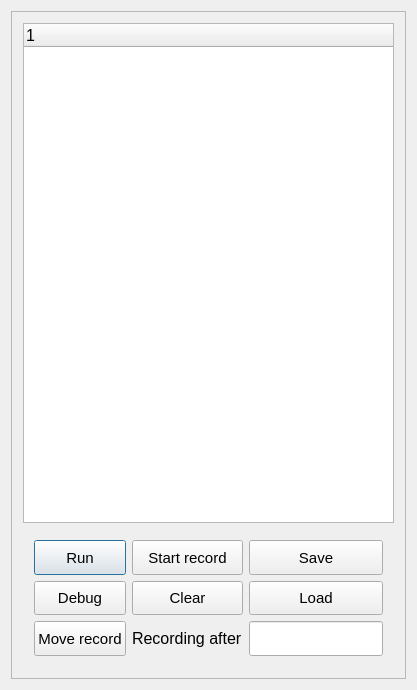
Before: the Qt Designer form curve/macrosdialog.ui in SoloMainDeveloper/TurbineQC, drawn with Qt 5.
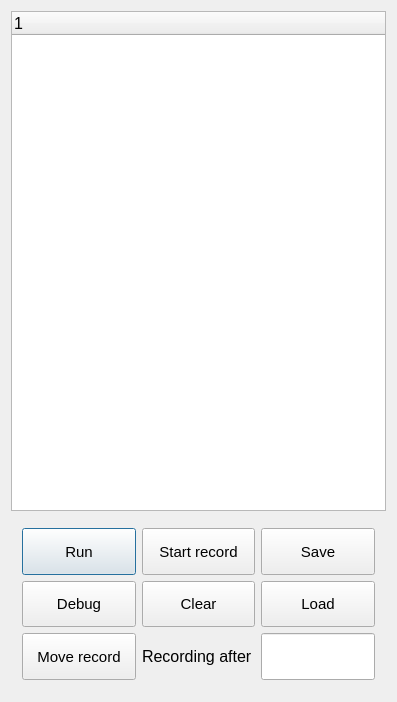
After: the same form once the commit is applied.

Patch:
```diff
--- a/curve/macrosdialog.ui
+++ b/curve/macrosdialog.ui
@@ -6,8 +6,8 @@
    <rect>
     <x>0</x>
     <y>0</y>
-    <width>417</width>
-    <height>690</height>
+    <width>397</width>
+    <height>702</height>
    </rect>
   </property>
   <property name="sizePolicy">
@@ -19,28 +19,8 @@
   <property name="windowTitle">
    <string>Macros</string>
   </property>
-  <layout class="QGridLayout" name="gridLayout_2">
-   <item row="0" column="0">
-    <widget class="QScrollArea" name="scrollArea">
-     <property name="widgetResizable">
-      <bool>true</bool>
-     </property>
-     <widget class="QWidget" name="scrollAreaWidgetContents">
-      <property name="geometry">
-       <rect>
-        <x>0</x>
-        <y>0</y>
-        <width>397</width>
-        <height>670</height>
-       </rect>
-      </property>
-      <property name="font">
-       <font>
-        <pointsize>6</pointsize>
-       </font>
-      </property>
-      <layout class="QGridLayout" name="gridLayout_3">
-       <item row="0" column="0">
+  <layout class="QVBoxLayout" name="verticalLayout">
+   <item>
         <widget class="QTreeWidget" name="operationList">
          <property name="minimumSize">
           <size>
@@ -63,18 +43,18 @@
          </column>
         </widget>
        </item>
-       <item row="1" column="0">
+   <item>
         <widget class="QStackedWidget" name="buttonsList">
          <property name="currentIndex">
           <number>0</number>
          </property>
          <widget class="QWidget" name="page_3">
           <layout class="QGridLayout" name="gridLayout">
-           <item row="0" column="2">
+       <item row="0" column="0">
             <widget class="QPushButton" name="runButton">
              <property name="sizePolicy">
-              <sizepolicy hsizetype="Preferred" vsizetype="Preferred">
-               <horstretch>0</horstretch>
+          <sizepolicy hsizetype="Expanding" vsizetype="Preferred">
+           <horstretch>1</horstretch>
                <verstretch>0</verstretch>
               </sizepolicy>
              </property>
@@ -89,13 +69,16 @@
              <property name="text">
               <string>Run</string>
              </property>
-            </widget>
-           </item>
-           <item row="4" column="4">
+         <property name="checkable">
+          <bool>false</bool>
+         </property>
+        </widget>
+       </item>
+       <item row="2" column="2">
             <widget class="QLineEdit" name="indexLineEdit">
              <property name="sizePolicy">
               <sizepolicy hsizetype="Expanding" vsizetype="Preferred">
-               <horstretch>0</horstretch>
+           <horstretch>1</horstretch>
                <verstretch>0</verstretch>
               </sizepolicy>
              </property>
@@ -113,83 +96,11 @@
              </property>
             </widget>
            </item>
-           <item row="2" column="2">
-            <widget class="QPushButton" name="startDebugButton">
-             <property name="sizePolicy">
-              <sizepolicy hsizetype="Preferred" vsizetype="Preferred">
-               <horstretch>0</horstretch>
-               <verstretch>0</verstretch>
-              </sizepolicy>
-             </property>
-             <property name="font">
-              <font>
-               <pointsize>11</pointsize>
-              </font>
-             </property>
-             <property name="text">
-              <string>Debug</string>
-             </property>
-            </widget>
-           </item>
-           <item row="0" column="3">
-            <widget class="QPushButton" name="toggleRecordButton">
-             <property name="sizePolicy">
-              <sizepolicy hsizetype="Preferred" vsizetype="Preferred">
-               <horstretch>0</horstretch>
-               <verstretch>0</verstretch>
-              </sizepolicy>
-             </property>
-             <property name="font">
-              <font>
-               <pointsize>11</pointsize>
-              </font>
-             </property>
-             <property name="text">
-              <string>Start record</string>
-             </property>
-            </widget>
-           </item>
-           <item row="2" column="4">
-            <widget class="QPushButton" name="loadButton">
-             <property name="sizePolicy">
-              <sizepolicy hsizetype="Preferred" vsizetype="Preferred">
-               <horstretch>0</horstretch>
-               <verstretch>0</verstretch>
-              </sizepolicy>
-             </property>
-             <property name="font">
-              <font>
-               <pointsize>11</pointsize>
-              </font>
-             </property>
-             <property name="text">
-              <string>Load</string>
-             </property>
-            </widget>
-           </item>
-           <item row="0" column="4">
-            <widget class="QPushButton" name="saveButton">
-             <property name="sizePolicy">
-              <sizepolicy hsizetype="Preferred" vsizetype="Preferred">
-               <horstretch>0</horstretch>
-               <verstretch>0</verstretch>
-              </sizepolicy>
-             </property>
-             <property name="font">
-              <font>
-               <pointsize>11</pointsize>
-              </font>
-             </property>
-             <property name="text">
-              <string>Save</string>
-             </property>
-            </widget>
-           </item>
-           <item row="2" column="3">
+       <item row="1" column="1">
             <widget class="QPushButton" name="clearButton">
              <property name="sizePolicy">
-              <sizepolicy hsizetype="Preferred" vsizetype="Preferred">
-               <horstretch>0</horstretch>
+          <sizepolicy hsizetype="Expanding" vsizetype="Preferred">
+           <horstretch>1</horstretch>
                <verstretch>0</verstretch>
               </sizepolicy>
              </property>
@@ -203,23 +114,29 @@
              </property>
             </widget>
            </item>
-           <item row="4" column="3">
-            <widget class="QLabel" name="indexLabel">
+       <item row="0" column="2">
+        <widget class="QPushButton" name="saveButton">
+         <property name="sizePolicy">
+          <sizepolicy hsizetype="Expanding" vsizetype="Preferred">
+           <horstretch>1</horstretch>
+           <verstretch>0</verstretch>
+          </sizepolicy>
+         </property>
              <property name="font">
               <font>
-               <pointsize>12</pointsize>
+           <pointsize>11</pointsize>
               </font>
              </property>
              <property name="text">
-              <string>Recording after</string>
+          <string>Save</string>
              </property>
             </widget>
            </item>
-           <item row="4" column="2">
+       <item row="2" column="0">
             <widget class="QPushButton" name="moveRecordButton">
              <property name="sizePolicy">
-              <sizepolicy hsizetype="Minimum" vsizetype="Preferred">
-               <horstretch>0</horstretch>
+          <sizepolicy hsizetype="Expanding" vsizetype="Preferred">
+           <horstretch>1</horstretch>
                <verstretch>0</verstretch>
               </sizepolicy>
              </property>
@@ -233,6 +150,78 @@
              </property>
             </widget>
            </item>
+       <item row="2" column="1">
+        <widget class="QLabel" name="indexLabel">
+         <property name="sizePolicy">
+          <sizepolicy hsizetype="Expanding" vsizetype="Preferred">
+           <horstretch>1</horstretch>
+           <verstretch>0</verstretch>
+          </sizepolicy>
+         </property>
+         <property name="font">
+          <font>
+           <pointsize>12</pointsize>
+          </font>
+         </property>
+         <property name="text">
+          <string>Recording after</string>
+         </property>
+        </widget>
+       </item>
+       <item row="1" column="2">
+        <widget class="QPushButton" name="loadButton">
+         <property name="sizePolicy">
+          <sizepolicy hsizetype="Expanding" vsizetype="Preferred">
+           <horstretch>1</horstretch>
+           <verstretch>0</verstretch>
+          </sizepolicy>
+         </property>
+         <property name="font">
+          <font>
+           <pointsize>11</pointsize>
+          </font>
+         </property>
+         <property name="text">
+          <string>Load</string>
+         </property>
+        </widget>
+       </item>
+       <item row="1" column="0">
+        <widget class="QPushButton" name="startDebugButton">
+         <property name="sizePolicy">
+          <sizepolicy hsizetype="Expanding" vsizetype="Preferred">
+           <horstretch>1</horstretch>
+           <verstretch>0</verstretch>
+          </sizepolicy>
+         </property>
+         <property name="font">
+          <font>
+           <pointsize>11</pointsize>
+          </font>
+         </property>
+         <property name="text">
+          <string>Debug</string>
+         </property>
+        </widget>
+       </item>
+       <item row="0" column="1">
+        <widget class="QPushButton" name="toggleRecordButton">
+         <property name="sizePolicy">
+          <sizepolicy hsizetype="Expanding" vsizetype="Preferred">
+           <horstretch>1</horstretch>
+           <verstretch>0</verstretch>
+          </sizepolicy>
+         </property>
+         <property name="font">
+          <font>
+           <pointsize>11</pointsize>
+          </font>
+         </property>
+         <property name="text">
+          <string>Start record</string>
+         </property>
+        </widget>
+       </item>
           </layout>
          </widget>
          <widget class="QWidget" name="page_4">
@@ -249,18 +238,6 @@
              </property>
             </widget>
            </item>
-           <item row="0" column="1">
-            <widget class="QPushButton" name="stopDebugButton">
-             <property name="font">
-              <font>
-               <pointsize>11</pointsize>
-              </font>
-             </property>
-             <property name="text">
-              <string>Stop</string>
-             </property>
-            </widget>
-           </item>
            <item row="0" column="0">
             <widget class="QPushButton" name="nextDebugButton">
              <property name="font">
@@ -273,8 +250,16 @@
              </property>
             </widget>
            </item>
-          </layout>
-         </widget>
+       <item row="0" column="1">
+        <widget class="QPushButton" name="stopDebugButton">
+         <property name="font">
+          <font>
+           <pointsize>11</pointsize>
+          </font>
+         </property>
+         <property name="text">
+          <string>Stop</string>
+         </property>
         </widget>
        </item>
       </layout>
```
Lines whose indentation alone changed are shown as unchanged.
